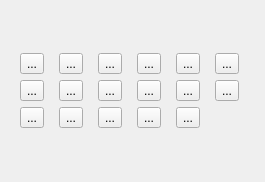
Qt form flo2d/ui/grid_tools_widget.ui (FLO-2DSoftware/qgis-flo-2d-plugin) before a commit.
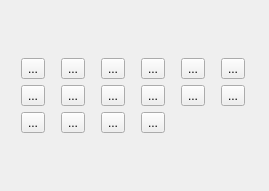
The same form after that commit. Icons and pictures are not drawn.

Commit message: removed the btn but keep the outrc code

```diff
--- a/flo2d/ui/grid_tools_widget.ui
+++ b/flo2d/ui/grid_tools_widget.ui
@@ -6,8 +6,8 @@
    <rect>
     <x>0</x>
     <y>0</y>
-    <width>265</width>
-    <height>182</height>
+    <width>269</width>
+    <height>191</height>
    </rect>
   </property>
   <property name="windowTitle">
@@ -16,86 +16,6 @@
   <layout class="QGridLayout" name="gridLayout">
    <item row="2" column="3" colspan="3">
     <layout class="QGridLayout" name="gridLayout_3">
-     <item row="2" column="1">
-      <widget class="QToolButton" name="noexchange_btn">
-       <property name="toolTip">
-        <string>Sample no-exchange channel cells</string>
-       </property>
-       <property name="text">
-        <string>...</string>
-       </property>
-       <property name="icon">
-        <iconset>
-         <normaloff>../img/sample_noexchange.svg</normaloff>../img/sample_noexchange.svg</iconset>
-       </property>
-       <property name="iconSize">
-        <size>
-         <width>25</width>
-         <height>25</height>
-        </size>
-       </property>
-      </widget>
-     </item>
-     <item row="1" column="1">
-      <widget class="QToolButton" name="raster_roughness_btn">
-       <property name="toolTip">
-        <string>Sampling grid roughness from raster</string>
-       </property>
-       <property name="text">
-        <string>...</string>
-       </property>
-       <property name="icon">
-        <iconset>
-         <normaloff>../img/sample_raster_roughness.svg</normaloff>../img/sample_raster_roughness.svg</iconset>
-       </property>
-       <property name="iconSize">
-        <size>
-         <width>25</width>
-         <height>25</height>
-        </size>
-       </property>
-      </widget>
-     </item>
-     <item row="1" column="0">
-      <widget class="QToolButton" name="roughness_btn">
-       <property name="toolTip">
-        <string>Sampling roughness</string>
-       </property>
-       <property name="text">
-        <string>...</string>
-       </property>
-       <property name="icon">
-        <iconset>
-         <normaloff>../img/sample_manning.svg</normaloff>../img/sample_manning.svg</iconset>
-       </property>
-       <property name="iconSize">
-        <size>
-         <width>25</width>
-         <height>25</height>
-        </size>
-       </property>
-      </widget>
-     </item>
-     <item row="1" column="2">
-      <widget class="QToolButton" name="arfwrf_btn">
-       <property name="toolTip">
-        <string>Calculate reduction factors (ARF and WRF)</string>
-       </property>
-       <property name="text">
-        <string>...</string>
-       </property>
-       <property name="icon">
-        <iconset>
-         <normaloff>../img/eval_arfwrf.svg</normaloff>../img/eval_arfwrf.svg</iconset>
-       </property>
-       <property name="iconSize">
-        <size>
-         <width>25</width>
-         <height>25</height>
-        </size>
-       </property>
-      </widget>
-     </item>
      <item row="0" column="2">
       <widget class="QToolButton" name="point_elevation_btn">
        <property name="toolTip">
@@ -136,8 +56,8 @@
        </property>
       </widget>
      </item>
-     <item row="2" column="2">
-      <widget class="QToolButton" name="other_variable_btn">
+     <item row="0" column="1">
+      <widget class="QToolButton" name="raster_elevation_btn">
        <property name="toolTip">
         <string>Assign water elevations/flow depths to grid from points layer</string>
        </property>
@@ -156,7 +76,127 @@
        </property>
       </widget>
      </item>
-     <item row="1" column="4">
+     <item row="0" column="3">
+      <widget class="QToolButton" name="xyz_elevation_btn">
+       <property name="toolTip">
+        <string>Sample elevation from point or LiDAR </string>
+       </property>
+       <property name="text">
+        <string>...</string>
+       </property>
+       <property name="icon">
+        <iconset>
+         <normaloff>../img/sample_elev_xyz.svg</normaloff>../img/sample_elev_xyz.svg</iconset>
+       </property>
+       <property name="iconSize">
+        <size>
+         <width>25</width>
+         <height>25</height>
+        </size>
+       </property>
+      </widget>
+     </item>
+     <item row="0" column="4">
+      <widget class="QToolButton" name="polygon_elevation_btn">
+       <property name="toolTip">
+        <string>Correct grid elevation</string>
+       </property>
+       <property name="text">
+        <string>...</string>
+       </property>
+       <property name="icon">
+        <iconset>
+         <normaloff>../img/sample_elev_polygon.svg</normaloff>../img/sample_elev_polygon.svg</iconset>
+       </property>
+       <property name="iconSize">
+        <size>
+         <width>25</width>
+         <height>25</height>
+        </size>
+       </property>
+      </widget>
+     </item>
+     <item row="0" column="5">
+      <widget class="QToolButton" name="roughness_btn">
+       <property name="toolTip">
+        <string>Sampling roughness</string>
+       </property>
+       <property name="text">
+        <string>...</string>
+       </property>
+       <property name="icon">
+        <iconset>
+         <normaloff>../img/sample_manning.svg</normaloff>../img/sample_manning.svg</iconset>
+       </property>
+       <property name="iconSize">
+        <size>
+         <width>25</width>
+         <height>25</height>
+        </size>
+       </property>
+      </widget>
+     </item>
+     <item row="1" column="0">
+      <widget class="QToolButton" name="raster_roughness_btn">
+       <property name="toolTip">
+        <string>Sampling grid roughness from raster</string>
+       </property>
+       <property name="text">
+        <string>...</string>
+       </property>
+       <property name="icon">
+        <iconset>
+         <normaloff>../img/sample_raster_roughness.svg</normaloff>../img/sample_raster_roughness.svg</iconset>
+       </property>
+       <property name="iconSize">
+        <size>
+         <width>25</width>
+         <height>25</height>
+        </size>
+       </property>
+      </widget>
+     </item>
+     <item row="1" column="1">
+      <widget class="QToolButton" name="arfwrf_btn">
+       <property name="toolTip">
+        <string>Calculate reduction factors (ARF and WRF)</string>
+       </property>
+       <property name="text">
+        <string>...</string>
+       </property>
+       <property name="icon">
+        <iconset>
+         <normaloff>../img/eval_arfwrf.svg</normaloff>../img/eval_arfwrf.svg</iconset>
+       </property>
+       <property name="iconSize">
+        <size>
+         <width>25</width>
+         <height>25</height>
+        </size>
+       </property>
+      </widget>
+     </item>
+     <item row="1" column="2">
+      <widget class="QToolButton" name="tolerance_btn">
+       <property name="toolTip">
+        <string>Sampling spatial tolerance values</string>
+       </property>
+       <property name="text">
+        <string>...</string>
+       </property>
+       <property name="icon">
+        <iconset>
+         <normaloff>../img/sample_tolerance.svg</normaloff>../img/sample_tolerance.svg</iconset>
+       </property>
+       <property name="iconSize">
+        <size>
+         <width>25</width>
+         <height>25</height>
+        </size>
+       </property>
+      </widget>
+     </item>
+     <item row="1" column="3">
       <widget class="QToolButton" name="froude_btn">
        <property name="toolTip">
         <string>Sampling limiting Froude numbers</string>
@@ -176,7 +216,7 @@
        </property>
       </widget>
      </item>
-     <item row="1" column="5">
+     <item row="1" column="4">
       <widget class="QToolButton" name="shallow_n_btn">
        <property name="acceptDrops">
         <bool>true</bool>
@@ -199,27 +239,7 @@
        </property>
       </widget>
      </item>
-     <item row="2" column="3">
-      <widget class="QToolButton" name="tailings_btn">
-       <property name="toolTip">
-        <string>Sampling tailings</string>
-       </property>
-       <property name="text">
-        <string>...</string>
-       </property>
-       <property name="icon">
-        <iconset>
-         <normaloff>../img/sample_tailings.svg</normaloff>../img/sample_tailings.svg</iconset>
-       </property>
-       <property name="iconSize">
-        <size>
-         <width>25</width>
-         <height>25</height>
-        </size>
-       </property>
-      </widget>
-     </item>
-     <item row="2" column="0">
+     <item row="1" column="5">
       <widget class="QToolButton" name="gutter_btn">
        <property name="acceptDrops">
         <bool>true</bool>
@@ -242,8 +262,8 @@
        </property>
       </widget>
      </item>
-     <item row="1" column="3">
-      <widget class="QToolButton" name="tolerance_btn">
+     <item row="2" column="0">
+      <widget class="QToolButton" name="noexchange_btn">
        <property name="toolTip">
         <string>Sampling spatial tolerance values</string>
        </property>
@@ -262,8 +282,8 @@
        </property>
       </widget>
      </item>
-     <item row="0" column="5">
-      <widget class="QToolButton" name="polygon_elevation_btn">
+     <item row="2" column="1">
+      <widget class="QToolButton" name="other_variable_btn">
        <property name="toolTip">
         <string>Correct grid elevation</string>
        </property>
@@ -282,8 +302,8 @@
        </property>
       </widget>
      </item>
-     <item row="0" column="1">
-      <widget class="QToolButton" name="raster_elevation_btn">
+     <item row="2" column="2">
+      <widget class="QToolButton" name="tailings_btn">
        <property name="toolTip">
         <string>Sampling grid elevation from raster layer</string>
        </property>
@@ -302,7 +322,7 @@
        </property>
       </widget>
      </item>
-     <item row="2" column="4">
+     <item row="2" column="3">
       <widget class="QToolButton" name="help_btn">
        <property name="sizePolicy">
         <sizepolicy hsizetype="Fixed" vsizetype="Fixed">
@@ -331,43 +351,6 @@
        </property>
       </widget>
      </item>
-     <item row="0" column="4">
-      <widget class="QToolButton" name="xyz_elevation_btn">
-       <property name="toolTip">
-        <string>Sample elevation from point or LiDAR </string>
-       </property>
-       <property name="text">
-        <string>...</string>
-       </property>
-       <property name="icon">
-        <iconset>
-         <normaloff>../img/sample_elev_xyz.svg</normaloff>../img/sample_elev_xyz.svg</iconset>
-       </property>
-       <property name="iconSize">
-        <size>
-         <width>25</width>
-         <height>25</height>
-        </size>
-       </property>
-      </widget>
-     </item>
-     <item row="0" column="3">
-      <widget class="QToolButton" name="rc_elevation_btn">
-       <property name="text">
-        <string>...</string>
-       </property>
-       <property name="icon">
-        <iconset>
-         <normaloff>../img/sample_rc_elev.svg</normaloff>../img/sample_rc_elev.svg</iconset>
-       </property>
-       <property name="iconSize">
-        <size>
-         <width>25</width>
-         <height>25</height>
-        </size>
-       </property>
-      </widget>
-     </item>
     </layout>
    </item>
   </layout>
```
Left out of the diff: 16 changed lines with no effect on the pictures. The commit also changes 1 other file.
